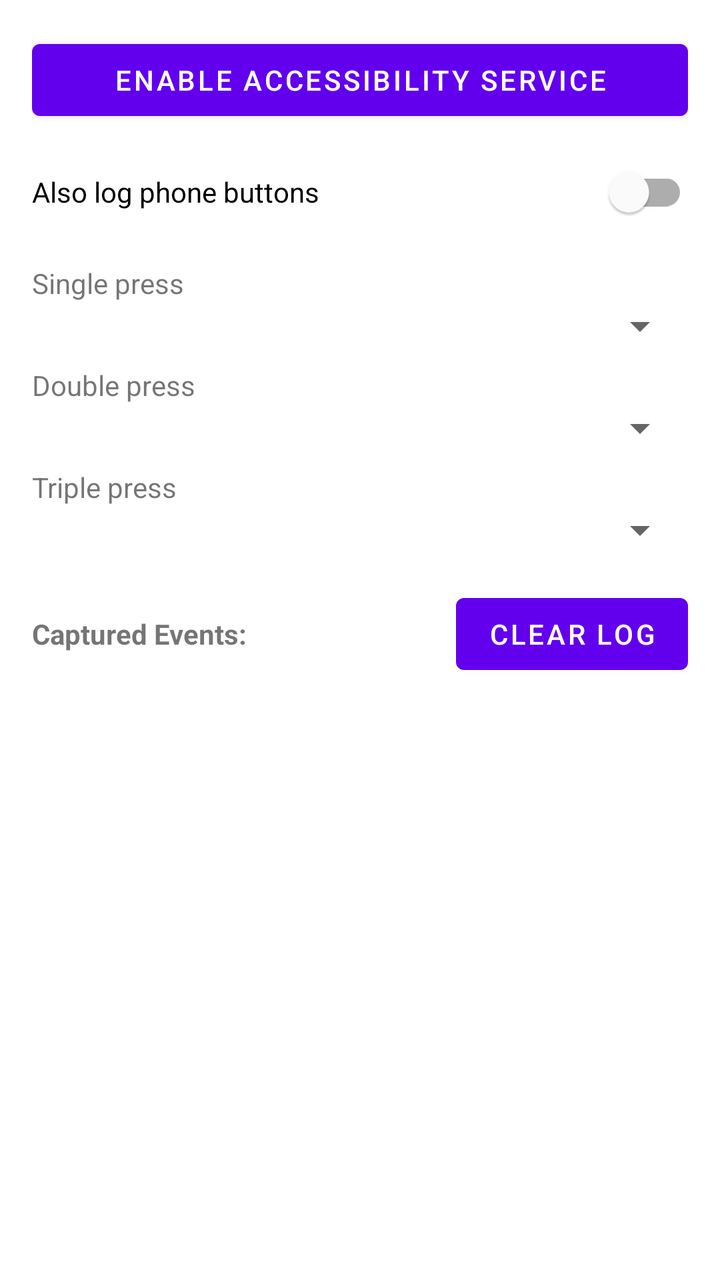
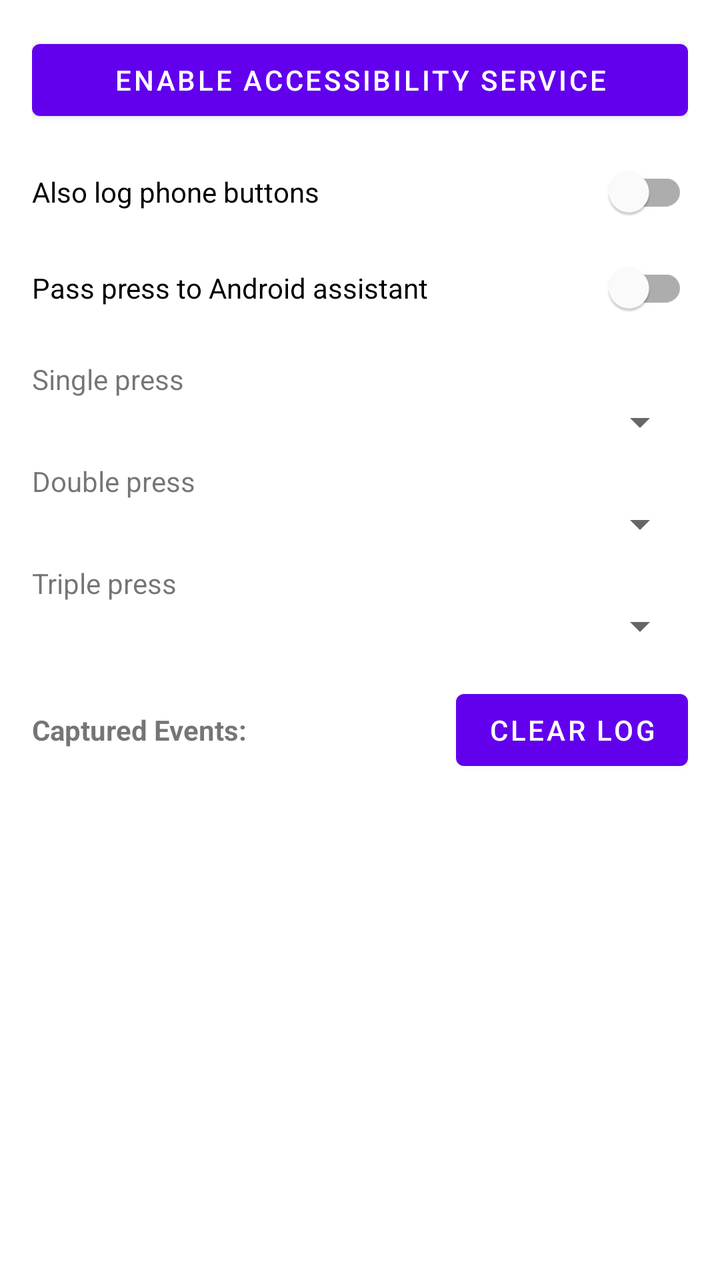

Compare the two renders of this Android layout. The source of the first and the diff that turns it into the second are given below.
<!-- AndroidManifest.xml: application theme Theme.HandsFreeControls -->
<!-- res/layout/activity_main.xml -->
<?xml version="1.0" encoding="utf-8"?>
<LinearLayout xmlns:android="http://schemas.android.com/apk/res/android"
    android:layout_width="match_parent"
    android:layout_height="match_parent"
    android:orientation="vertical"
    android:padding="16dp">

    <Button
        android:id="@+id/btn_enable_accessibility"
        android:layout_width="match_parent"
        android:layout_height="wrap_content"
        android:text="@string/enable_accessibility" />

    <com.google.android.material.switchmaterial.SwitchMaterial
        android:id="@+id/switch_key_capture"
        android:layout_width="match_parent"
        android:layout_height="wrap_content"
        android:layout_marginTop="8dp"
        android:text="@string/capture_phone_keys" />

    <TextView
        android:layout_width="match_parent"
        android:layout_height="wrap_content"
        android:layout_marginTop="12dp"
        android:text="@string/mapping_single" />

    <Spinner
        android:id="@+id/spinner_single"
        android:layout_width="match_parent"
        android:layout_height="wrap_content"
        android:spinnerMode="dropdown" />

    <TextView
        android:layout_width="match_parent"
        android:layout_height="wrap_content"
        android:layout_marginTop="8dp"
        android:text="@string/mapping_double" />

    <Spinner
        android:id="@+id/spinner_double"
        android:layout_width="match_parent"
        android:layout_height="wrap_content"
        android:spinnerMode="dropdown" />

    <TextView
        android:layout_width="match_parent"
        android:layout_height="wrap_content"
        android:layout_marginTop="8dp"
        android:text="@string/mapping_triple" />

    <Spinner
        android:id="@+id/spinner_triple"
        android:layout_width="match_parent"
        android:layout_height="wrap_content"
        android:spinnerMode="dropdown" />

    <LinearLayout
        android:layout_width="match_parent"
        android:layout_height="wrap_content"
        android:layout_marginTop="16dp"
        android:gravity="center_vertical"
        android:orientation="horizontal">

        <TextView
            android:layout_width="0dp"
            android:layout_height="wrap_content"
            android:layout_weight="1"
            android:text="@string/event_log_title"
            android:textStyle="bold" />

        <Button
            android:id="@+id/btn_clear_log"
            android:layout_width="wrap_content"
            android:layout_height="wrap_content"
            android:text="@string/clear_log" />
    </LinearLayout>

    <ScrollView
        android:layout_width="match_parent"
        android:layout_height="0dp"
        android:layout_weight="1">

        <TextView
            android:id="@+id/tv_event_log"
            android:layout_width="match_parent"
            android:layout_height="wrap_content"
            android:fontFamily="monospace" />
    </ScrollView>

</LinearLayout>
<!-- resources referenced by this layout -->
<resources>
  <string name="capture_phone_keys">Also log phone buttons</string>
  <string name="clear_log">Clear log</string>
  <string name="enable_accessibility">Enable Accessibility Service</string>
  <string name="event_log_title">Captured Events:</string>
  <string name="mapping_double">Double press</string>
  <string name="mapping_single">Single press</string>
  <string name="mapping_triple">Triple press</string>
  <style name="Theme.HandsFreeControls" parent="Theme.MaterialComponents.DayNight.DarkActionBar">
          
          <item name="colorPrimary">@color/purple_500</item>
          <item name="colorPrimaryVariant">@color/purple_700</item>
          <item name="colorOnPrimary">@color/white</item>
          
          <item name="colorSecondary">@color/teal_200</item>
          <item name="colorSecondaryVariant">@color/teal_700</item>
          <item name="colorOnSecondary">@color/black</item>
          
          <item name="android:statusBarColor">?attr/colorPrimaryVariant</item>
          
      </style>
  <color name="purple_500">#FF6200EE</color>
  <color name="purple_700">#FF3700B3</color>
  <color name="white">#FFFFFFFF</color>
  <color name="teal_200">#FF03DAC5</color>
  <color name="teal_700">#FF018786</color>
  <color name="black">#FF000000</color>
</resources>

<!-- the commit's change to res/layout/activity_main.xml (unified diff, before → after) -->
@@ -17,6 +17,12 @@
         android:layout_height="wrap_content"
         android:layout_marginTop="8dp"
         android:text="@string/capture_phone_keys" />
+
+    <com.google.android.material.switchmaterial.SwitchMaterial
+        android:id="@+id/switch_pass_to_android"
+        android:layout_width="match_parent"
+        android:layout_height="wrap_content"
+        android:text="@string/pass_to_android" />
 
     <TextView
         android:layout_width="match_parent"
<!-- resource entries referenced after the edit -->
@@ -7,6 +7,7 @@
   <string name="mapping_double">Double press</string>
   <string name="mapping_single">Single press</string>
   <string name="mapping_triple">Triple press</string>
+  <string name="pass_to_android">Pass press to Android assistant</string>
   <style name="Theme.HandsFreeControls" parent="Theme.MaterialComponents.DayNight.DarkActionBar">
           
           <item name="colorPrimary">@color/purple_500</item>
